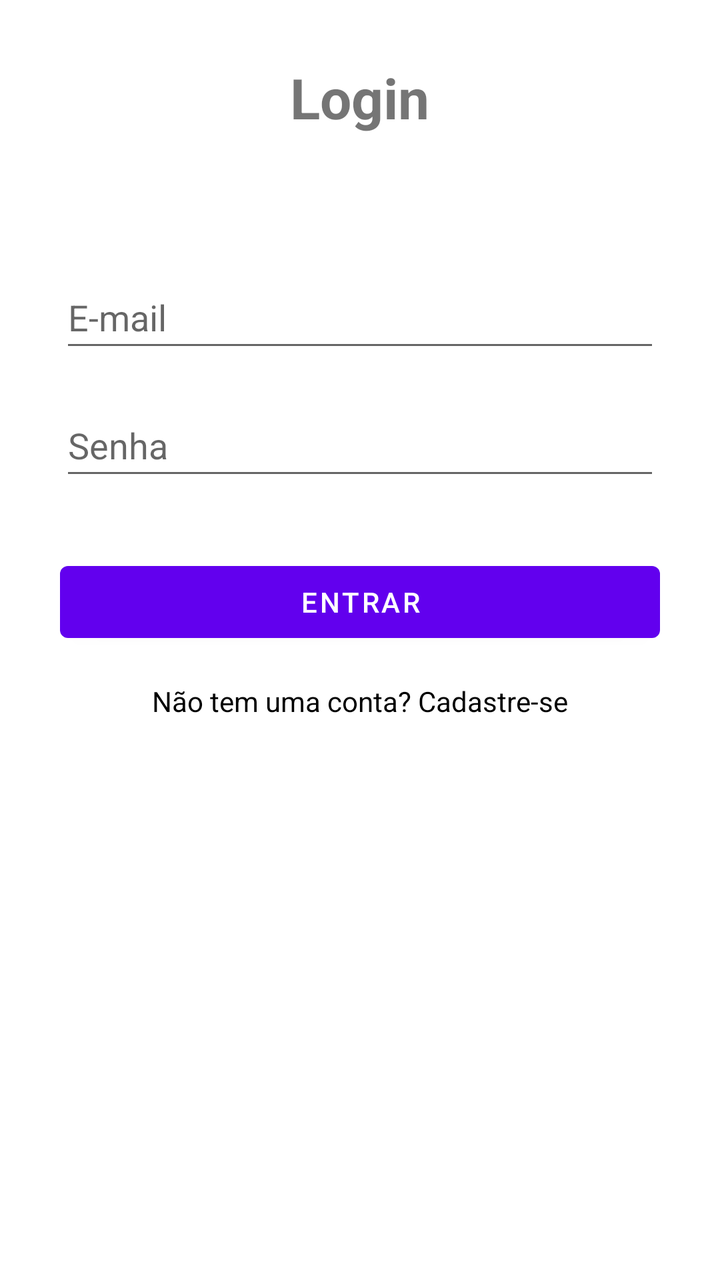
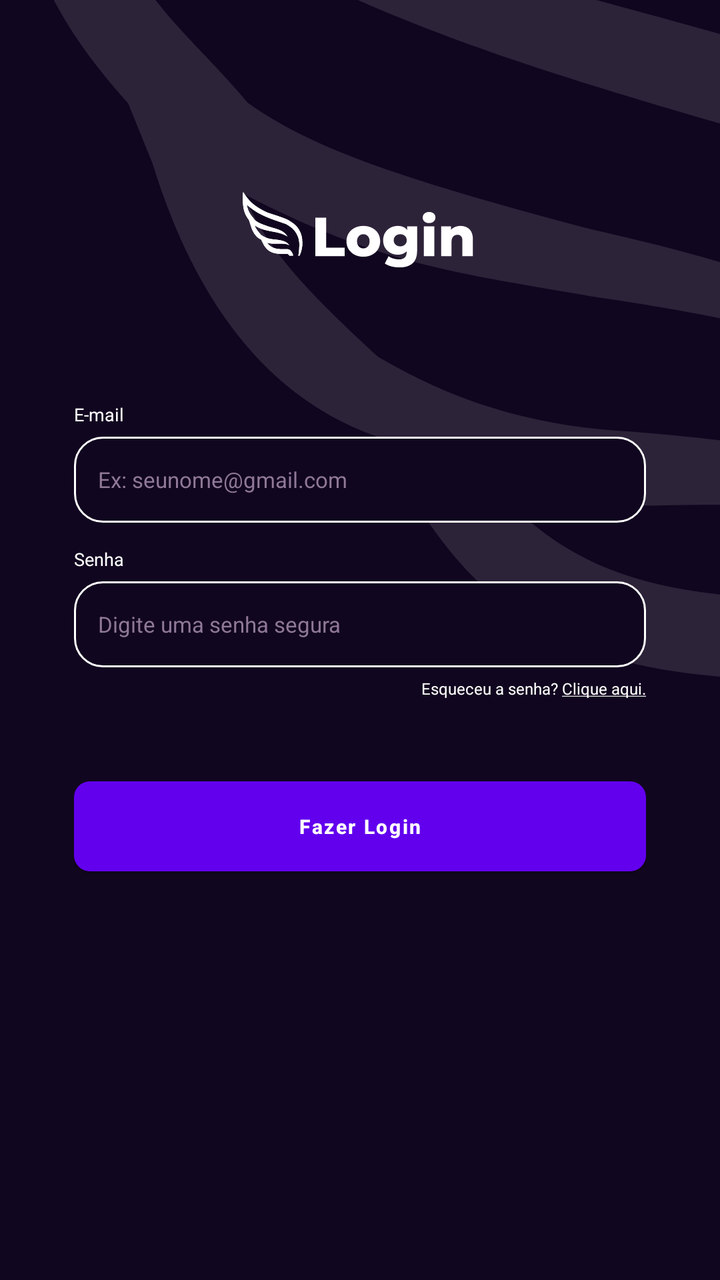

Before-and-after screenshots of an Android layout around one commit, followed by the original layout XML and the change that was made.
<!-- AndroidManifest.xml: application theme Theme.QuiStock -->
<!-- res/layout/fragment_login.xml -->
<?xml version="1.0" encoding="utf-8"?>
<androidx.constraintlayout.widget.ConstraintLayout xmlns:android="http://schemas.android.com/apk/res/android"
    xmlns:app="http://schemas.android.com/apk/res-auto"
    xmlns:tools="http://schemas.android.com/tools"
    android:layout_width="match_parent"
    android:layout_height="match_parent"
    tools:context=".presentation.login.LoginFragment">

    <ScrollView
        android:layout_width="0dp"
        android:layout_height="0dp"
        android:fillViewport="true"
        app:layout_constraintTop_toTopOf="parent"
        app:layout_constraintBottom_toBottomOf="parent"
        app:layout_constraintStart_toStartOf="parent"
        app:layout_constraintEnd_toEndOf="parent">

        <LinearLayout
            android:layout_width="match_parent"
            android:layout_height="wrap_content"
            android:orientation="vertical"
            android:padding="30dp">

            <TextView
                android:layout_width="wrap_content"
                android:layout_height="43dp"
                android:layout_gravity="center_horizontal"
                android:layout_marginBottom="60dp"
                android:text="@string/Login"
                android:textAlignment="center"
                android:textSize="28sp"
                android:textStyle="bold" />

            <EditText
                android:id="@+id/email_login"
                android:layout_width="match_parent"
                android:layout_height="48dp"
                android:layout_marginBottom="16dp"
                android:hint="@string/hint_email"
                android:inputType="textEmailAddress" />

            <EditText
                android:id="@+id/senha_login"
                android:layout_width="match_parent"
                android:layout_height="48dp"
                android:layout_marginBottom="32dp"
                android:hint="@string/hint_senha"
                android:inputType="textPassword" />
            <Button
                android:id="@+id/bt_entrar_login"
                android:layout_width="match_parent"
                android:layout_height="wrap_content"
                android:text="@string/bt_entrar" />

            <ProgressBar
                android:id="@+id/loading_login"
                android:layout_width="24dp"
                android:layout_height="24dp"
                android:layout_gravity="center"
                android:visibility="gone" />

            <TextView
                android:id="@+id/bt_ir_cadastro"
                android:layout_width="wrap_content"
                android:layout_height="wrap_content"
                android:layout_gravity="center_horizontal"
                android:layout_marginTop="16dp"
                android:text="@string/bt_ir_cadastro"
                android:textColor="@color/black"
                android:textSize="14sp" />

            <TextView
                android:id="@+id/txt_erro_login"
                android:layout_width="match_parent"
                android:layout_height="wrap_content"
                android:text="Erro"
                android:visibility="gone" />

        </LinearLayout>

    </ScrollView>

</androidx.constraintlayout.widget.ConstraintLayout>
<!-- resources referenced by this layout -->
<resources>
  <color name="black">#FF000000</color>
  <string name="Login">Login</string>
  <string name="bt_entrar">Entrar</string>
  <string name="bt_ir_cadastro">Não tem uma conta? Cadastre-se</string>
  <string name="hint_email">E-mail</string>
  <string name="hint_senha">Senha</string>
  <style name="Theme.QuiStock" parent="Theme.MaterialComponents.DayNight.NoActionBar">
          
          <item name="colorPrimary">@color/purple_500</item>
          <item name="colorPrimaryVariant">@color/purple_700</item>
          <item name="colorOnPrimary">@color/white</item>
          
          <item name="colorSecondary">@color/teal_200</item>
          <item name="colorSecondaryVariant">@color/teal_700</item>
          <item name="colorOnSecondary">@color/black</item>
          
          <item name="android:statusBarColor">?attr/colorPrimaryVariant</item>
          
      </style>
  <color name="purple_500">#FF6200EE</color>
  <color name="purple_700">#FF3700B3</color>
  <color name="white">#FFFFFFFF</color>
  <color name="teal_200">#FF03DAC5</color>
  <color name="teal_700">#FF018786</color>
</resources>

<!-- the commit's change to res/layout/fragment_login.xml (unified diff, before → after) -->
@@ -4,12 +4,28 @@
     xmlns:tools="http://schemas.android.com/tools"
     android:layout_width="match_parent"
     android:layout_height="match_parent"
+    android:background="@color/login_background"
     tools:context=".presentation.login.LoginFragment">
+
+    <ImageView
+        android:id="@+id/icWing"
+        android:layout_width="0dp"
+        android:layout_height="355dp"
+        android:contentDescription="@null"
+        android:importantForAccessibility="no"
+        android:scaleType="fitXY"
+        android:src="@drawable/ic_wing"
+        app:layout_constraintEnd_toEndOf="parent"
+        app:layout_constraintStart_toStartOf="parent"
+        app:layout_constraintTop_toTopOf="parent" />
 
     <ScrollView
         android:layout_width="0dp"
         android:layout_height="0dp"
+        android:clipToPadding="false"
         android:fillViewport="true"
+        android:paddingTop="96dp"
+        android:paddingBottom="24dp"
         app:layout_constraintTop_toTopOf="parent"
         app:layout_constraintBottom_toBottomOf="parent"
         app:layout_constraintStart_toStartOf="parent"
@@ -18,39 +34,83 @@
         <LinearLayout
             android:layout_width="match_parent"
             android:layout_height="wrap_content"
+            android:gravity="center_horizontal"
             android:orientation="vertical"
-            android:padding="30dp">
+            android:paddingStart="37dp"
+            android:paddingEnd="37dp">
+
+            <ImageView
+                android:layout_width="117dp"
+                android:layout_height="39dp"
+                android:layout_marginBottom="34dp"
+                android:contentDescription="@string/Login"
+                android:src="@drawable/title_login" />
 
             <TextView
-                android:layout_width="wrap_content"
-                android:layout_height="43dp"
-                android:layout_gravity="center_horizontal"
-                android:layout_marginBottom="60dp"
-                android:text="@string/Login"
-                android:textAlignment="center"
-                android:textSize="28sp"
-                android:textStyle="bold" />
+                android:layout_width="match_parent"
+                android:layout_height="wrap_content"
+                android:layout_marginTop="32dp"
+                android:layout_marginBottom="5dp"
+                android:text="@string/hint_email"
+                android:textColor="@color/white"
+                android:textSize="9sp" />
 
             <EditText
                 android:id="@+id/email_login"
                 android:layout_width="match_parent"
-                android:layout_height="48dp"
-                android:layout_marginBottom="16dp"
-                android:hint="@string/hint_email"
-                android:inputType="textEmailAddress" />
+                android:layout_height="43dp"
+                android:layout_marginBottom="12dp"
+                android:background="@drawable/bg_input_outline"
+                android:hint="@string/login_email_hint"
+                android:inputType="textEmailAddress"
+                android:paddingStart="12dp"
+                android:paddingEnd="12dp"
+                android:textColor="@color/white"
+                android:textColorHint="@color/login_hint"
+                android:textSize="11sp" />
+
+            <TextView
+                android:layout_width="match_parent"
+                android:layout_height="wrap_content"
+                android:layout_marginBottom="5dp"
+                android:text="@string/login_password_label"
+                android:textColor="@color/white"
+                android:textSize="9sp" />
 
             <EditText
                 android:id="@+id/senha_login"
                 android:layout_width="match_parent"
-                android:layout_height="48dp"
-                android:layout_marginBottom="32dp"
-                android:hint="@string/hint_senha"
-                android:inputType="textPassword" />
+                android:layout_height="43dp"
+                android:background="@drawable/bg_input_outline"
+                android:hint="@string/login_password_hint"
+                android:inputType="textPassword"
+                android:paddingStart="12dp"
+                android:paddingEnd="12dp"
+                android:textColor="@color/white"
+                android:textColorHint="@color/login_hint"
+                android:textSize="11sp" />
+
+            <TextView
+                android:id="@+id/forgotPasswordLogin"
+                android:layout_width="wrap_content"
+                android:layout_height="wrap_content"
+                android:layout_gravity="end"
+                android:layout_marginTop="5dp"
+                android:layout_marginBottom="41dp"
+                android:text="@string/login_forgot_password"
+                android:textColor="@color/white"
+                android:textSize="8sp" />
+
             <Button
                 android:id="@+id/bt_entrar_login"
                 android:layout_width="match_parent"
-                android:layout_height="wrap_content"
-                android:text="@string/bt_entrar" />
+                android:layout_height="45dp"
+                android:background="@drawable/bg_login_button"
+                android:text="@string/login_button"
+                android:textAllCaps="false"
+                android:textColor="@color/white"
+                android:textSize="10sp"
+                android:textStyle="bold" />
 
             <ProgressBar
                 android:id="@+id/loading_login"
@@ -60,20 +120,12 @@
                 android:visibility="gone" />
 
             <TextView
-                android:id="@+id/bt_ir_cadastro"
-                android:layout_width="wrap_content"
-                android:layout_height="wrap_content"
-                android:layout_gravity="center_horizontal"
-                android:layout_marginTop="16dp"
-                android:text="@string/bt_ir_cadastro"
-                android:textColor="@color/black"
-                android:textSize="14sp" />
-
-            <TextView
                 android:id="@+id/txt_erro_login"
                 android:layout_width="match_parent"
                 android:layout_height="wrap_content"
-                android:text="Erro"
+                android:layout_marginTop="12dp"
+                android:gravity="center"
+                android:textColor="@color/white"
                 android:visibility="gone" />
 
         </LinearLayout>
<!-- resource entries referenced after the edit -->
@@ -1,11 +1,15 @@
 <!-- resources referenced by this layout -->
 <resources>
+  <color name="login_background">#11061F</color>
+  <color name="login_hint">#8F7898</color>
   <color name="black">#FF000000</color>
   <string name="Login">Login</string>
-  <string name="bt_entrar">Entrar</string>
-  <string name="bt_ir_cadastro">Não tem uma conta? Cadastre-se</string>
   <string name="hint_email">E-mail</string>
-  <string name="hint_senha">Senha</string>
+  <string name="login_button">Fazer Login</string>
+  <string name="login_email_hint">Ex: seunome@gmail.com</string>
+  <string name="login_forgot_password">Esqueceu a senha? <u>Clique aqui.</u></string>
+  <string name="login_password_hint">Digite uma senha segura</string>
+  <string name="login_password_label">Senha</string>
   <style name="Theme.QuiStock" parent="Theme.MaterialComponents.DayNight.NoActionBar">
           
           <item name="colorPrimary">@color/purple_500</item>
@@ -19,9 +23,24 @@
           <item name="android:statusBarColor">?attr/colorPrimaryVariant</item>
           
       </style>
+  <color name="login_primary">#8E3AF2</color>
   <color name="purple_500">#FF6200EE</color>
   <color name="purple_700">#FF3700B3</color>
   <color name="white">#FFFFFFFF</color>
+  <!-- drawable bg_input_outline (drawable) -->
+  <?xml version="1.0" encoding="utf-8"?>
+  <shape xmlns:android="http://schemas.android.com/apk/res/android">
+      <solid android:color="#11061F" />
+      <stroke android:width="1dp" android:color="#FFFFFF" />
+      <corners android:radius="14dp" />
+  </shape>
+  <!-- drawable bg_login_button (drawable) -->
+  <shape xmlns:android="http://schemas.android.com/apk/res/android">
+      <solid android:color="@color/login_primary" />
+      <corners android:radius="8dp" />
+  </shape>
+  <!-- drawable ic_wing: vector/xml drawable (drawable, 14732 chars, omitted) -->
+  <!-- drawable title_login: vector/xml drawable (drawable, 19151 chars, omitted) -->
   <color name="teal_200">#FF03DAC5</color>
   <color name="teal_700">#FF018786</color>
 </resources>
